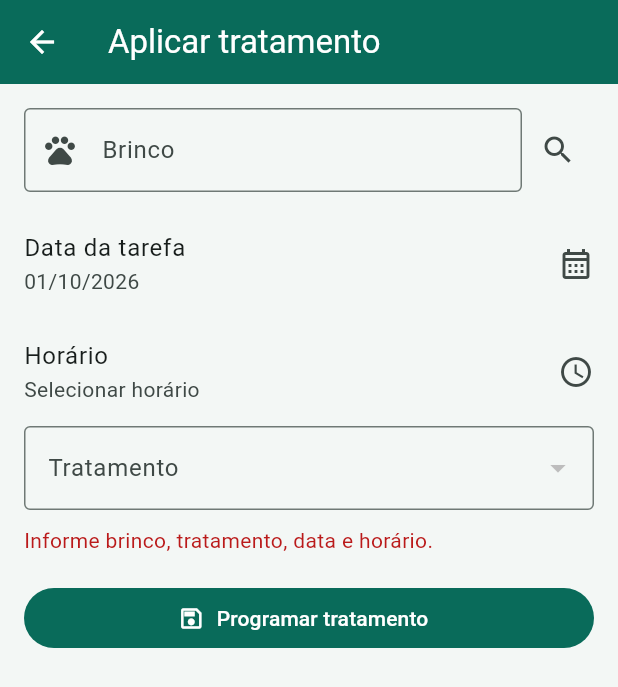
After one commit to Felippy-rocha/cowsystem, a Flutter app: the AnimalTreatmentApplicationPage screen opened directly, after a tap on "Programar tratamento", on a phone screen of 412 x 824 dp. The commit adds this screen. Shown: the top 687 px of the screen. Run offline on Flutter 3.47's test engine with Material 3 defaults, Android fonts, the phone set to English and light mode, and no system bars; missing offline and left inert: android_id; network calls fail.

Commit message:
Implement treatment catalog and application

```diff
--- /dev/null
+++ b/lib/animal_treatment_application_page.dart
@@ -0,0 +1,252 @@
+import 'package:flutter/material.dart';
+
+import 'data/animal_record.dart';
+import 'data/animal_treatment_repository.dart';
+import 'data/client_routing.dart';
+import 'data/soap_client.dart';
+
+class AnimalTreatmentApplicationPage extends StatefulWidget {
+  const AnimalTreatmentApplicationPage({this.selectedAnimal, super.key});
+
+  final AnimalRecord? selectedAnimal;
+
+  @override
+  State<AnimalTreatmentApplicationPage> createState() =>
+      _AnimalTreatmentApplicationPageState();
+}
+
+class _AnimalTreatmentApplicationPageState
+    extends State<AnimalTreatmentApplicationPage> {
+  late final SoapClient _client;
+  late final AnimalTreatmentRepository _repository;
+  final _tagController = TextEditingController();
+  List<TreatmentOption> _treatments = const [];
+  AnimalRecord? _animal;
+  DateTime _date = DateTime.now();
+  TimeOfDay? _time;
+  int? _treatmentCode;
+  bool _loading = true;
+  bool _saving = false;
+  String? _error;
+
+  @override
+  void initState() {
+    super.initState();
+    _animal = widget.selectedAnimal;
+    if (_animal != null) _tagController.text = _animal!.tag;
+    _client = SoapClient(suffix: ClientRoutingSession.suffix);
+    _repository = AnimalTreatmentRepository(soapClient: _client);
+    _load();
+  }
+
+  @override
+  void dispose() {
+    _tagController.dispose();
+    _client.close();
+    super.dispose();
+  }
+
+  Future<void> _load() async {
+    try {
+      final treatments = await _repository.fetchTreatments();
+      if (!mounted) return;
+      setState(() {
+        _treatments = treatments;
+        _treatmentCode = treatments.isEmpty ? null : treatments.first.code;
+        _loading = false;
+      });
+    } on SoapException catch (error) {
+      if (mounted) {
+        setState(() {
+          _error = error.message;
+          _loading = false;
+        });
+      }
+    }
+  }
+
+  Future<void> _findAnimal() async {
+    final tag = _tagController.text.trim();
+    if (tag.isEmpty) return;
+    try {
+      final animal = await _repository.findAnimal(tag);
+      if (!mounted) return;
+      setState(() {
+        _animal = animal;
+        _error = animal == null ? 'Brinco não encontrado.' : null;
+      });
+    } on SoapException catch (error) {
+      if (mounted) setState(() => _error = error.message);
+    }
+  }
+
+  Future<void> _chooseDate() async {
+    final selected = await showDatePicker(
+      context: context,
+      initialDate: _date,
+      firstDate: DateTime(2000),
+      lastDate: DateTime(2100),
+    );
+    if (selected != null) setState(() => _date = selected);
+  }
+
+  Future<void> _chooseTime() async {
+    final selected = await showTimePicker(
+      context: context,
+      initialTime: _time ?? TimeOfDay.now(),
+      builder: (context, child) => MediaQuery(
+        data: MediaQuery.of(context).copyWith(alwaysUse24HourFormat: true),
+        child: child!,
+      ),
+    );
+    if (selected != null) setState(() => _time = selected);
+  }
+
+  Future<void> _save() async {
+    final animal = _animal;
+    final time = _time;
+    if (animal == null || _treatmentCode == null || time == null) {
+      setState(() => _error = 'Informe brinco, tratamento, data e horário.');
+      return;
+    }
+    setState(() {
+      _saving = true;
+      _error = null;
+    });
+    try {
+      await _repository.createApplicationTask(
+        date: _formatDate(_date),
+        time:
+            '${time.hour.toString().padLeft(2, '0')}:'
+            '${time.minute.toString().padLeft(2, '0')}',
+        treatmentCode: _treatmentCode!,
+        animalCode: animal.animalCode,
+      );
+      if (!mounted) return;
+      _showMessage('Tratamento programado para ${animal.tag}.');
+      if (widget.selectedAnimal == null) {
+        setState(() {
+          _animal = null;
+          _tagController.clear();
+          _time = null;
+          _saving = false;
+        });
+      } else {
+        Navigator.of(context).pop(true);
+      }
+    } on SoapException catch (error) {
+      if (mounted) {
+        setState(() {
+          _error = error.message;
+          _saving = false;
+        });
+      }
+    }
+  }
+
+  void _showMessage(String message) {
+    ScaffoldMessenger.of(context)
+        .showSnackBar(SnackBar(content: Text(message)));
+  }
+
+  @override
+  Widget build(BuildContext context) {
+    final colors = Theme.of(context).colorScheme;
+    return Scaffold(
+      appBar: AppBar(
+        title: const Text('Aplicar tratamento'),
+        backgroundColor: colors.primary,
+        foregroundColor: Colors.white,
+      ),
+      body: _loading
+          ? const Center(child: CircularProgressIndicator())
+          : ListView(
+              padding: const EdgeInsets.all(16),
+              children: [
+                Row(
+                  children: [
+                    Expanded(
+                      child: TextField(
+                        controller: _tagController,
+                        readOnly: widget.selectedAnimal != null,
+                        keyboardType: TextInputType.number,
+                        decoration: const InputDecoration(
+                          labelText: 'Brinco',
+                          prefixIcon: Icon(Icons.pets_outlined),
+                          border: OutlineInputBorder(),
+                        ),
+                        onSubmitted: (_) => _findAnimal(),
+                      ),
+                    ),
+                    if (widget.selectedAnimal == null)
+                      IconButton(
+                        tooltip: 'Buscar animal',
+                        onPressed: _findAnimal,
+                        icon: const Icon(Icons.search),
+                      ),
+                  ],
+                ),
+                const SizedBox(height: 12),
+                ListTile(
+                  contentPadding: EdgeInsets.zero,
+                  title: const Text('Data da tarefa'),
+                  subtitle: Text(_displayDate(_date)),
+                  trailing: const Icon(Icons.calendar_month_outlined),
+                  onTap: _chooseDate,
+                ),
+                ListTile(
+                  contentPadding: EdgeInsets.zero,
+                  title: const Text('Horário'),
+                  subtitle: Text(
+                    _time == null
+                        ? 'Selecionar horário'
+                        : '${_time!.hour.toString().padLeft(2, '0')}:'
+                              '${_time!.minute.toString().padLeft(2, '0')}',
+                  ),
+                  trailing: const Icon(Icons.schedule_outlined),
+                  onTap: _chooseTime,
+                ),
+                DropdownButtonFormField<int>(
+                  initialValue:
+                      _treatments.any((item) => item.code == _treatmentCode)
+                      ? _treatmentCode
+                      : null,
+                  isExpanded: true,
+                  decoration: const InputDecoration(
+                    labelText: 'Tratamento',
+                    border: OutlineInputBorder(),
+                  ),
+                  items: _treatments
+                      .map(
+                        (item) => DropdownMenuItem(
+                          value: item.code,
+                          child: Text(item.name),
+                        ),
+                      )
+                      .toList(growable: false),
+                  onChanged: (value) => setState(() => _treatmentCode = value),
+                ),
+                if (_error != null) ...[
+                  const SizedBox(height: 10),
+                  Text(_error!, style: TextStyle(color: colors.error)),
+                ],
+                const SizedBox(height: 18),
+                FilledButton.icon(
+                  onPressed: _saving ? null : _save,
+                  icon: const Icon(Icons.save_outlined),
+                  label: Text(_saving ? 'Salvando...' : 'Programar tratamento'),
+                ),
+              ],
+            ),
+    );
+  }
+
+  String _formatDate(DateTime value) =>
+      '${value.year.toString().padLeft(4, '0')}-'
+      '${value.month.toString().padLeft(2, '0')}-'
+      '${value.day.toString().padLeft(2, '0')}';
+
+  String _displayDate(DateTime value) =>
+      '${value.day.toString().padLeft(2, '0')}/'
+      '${value.month.toString().padLeft(2, '0')}/${value.year}';
+}
--- a/lib/data/agro_repository.dart
+++ b/lib/data/agro_repository.dart
@@ -45,6 +45,7 @@ class AgroEntityConfig {
     required this.deleteSql,
     this.uniqueColumn,
     this.listColumns = const [],
+    this.childConfig,
   });
 
   final String title;
@@ -54,6 +55,7 @@ class AgroEntityConfig {
   final List<AgroField> fields;
   final String? uniqueColumn;
   final List<String> listColumns;
+  final AgroEntityConfig Function(int parentId)? childConfig;
   final String Function(int id, Map<String, String> values) saveSql;
   final String Function(int id) deleteSql;
 }
--- /dev/null
+++ b/lib/data/animal_treatment_repository.dart
@@ -0,0 +1,154 @@
+import 'dart:convert';
+
+import 'animal_record.dart';
+import 'soap_client.dart';
+
+class TreatmentOption {
+  const TreatmentOption({required this.code, required this.name});
+
+  final int code;
+  final String name;
+
+  factory TreatmentOption.fromJson(Map<String, dynamic> json) =>
+      TreatmentOption(
+        code:
+            int.tryParse('${_treatmentField(json, 'CODTRATAMENTO') ?? 0}') ?? 0,
+        name: '${_treatmentField(json, 'TRATAMENTO') ?? ''}'.trim(),
+      );
+}
+
+class AnimalTreatmentRepository {
+  AnimalTreatmentRepository({required this.soapClient});
+
+  final SoapClient soapClient;
+
+  Future<List<TreatmentOption>> fetchTreatments() async => (await _query(
+    'SELECT CODTRATAMENTO, TRATAMENTO FROM TB_TRATAMENTOS ORDER BY TRATAMENTO',
+  )).map(TreatmentOption.fromJson).toList(growable: false);
+
+  Future<AnimalRecord?> findAnimal(String tag) async {
+    final rows = await _query(
+      'SELECT * FROM dbo.LISTA_ANIMAIS() '
+      'WHERE BRINCO = ${_treatmentSqlText(tag.trim())}',
+    );
+    return rows.isEmpty ? null : AnimalRecord.fromJson(rows.first);
+  }
+
+  Future<void> createApplicationTask({
+    required String date,
+    required String time,
+    required int treatmentCode,
+    required int animalCode,
+  }) => _execute(
+    animalTreatmentTaskSql(
+      date: date,
+      time: time,
+      treatmentCode: treatmentCode,
+      animalCode: animalCode,
+    ),
+  );
+
+  Future<List<Map<String, dynamic>>> _query(String sql) async {
+    final response = await soapClient.callResult(
+      action: 'Importar_Json',
+      password: const String.fromEnvironment('COWSYSTEM_SOAP_PASSWORD'),
+      body:
+          '<xSql>${_treatmentXmlEscape(sql)}</xSql>'
+          '<Sufixo>${_treatmentXmlEscape(soapClient.suffix)}</Sufixo>'
+          '<BancoLocal>false</BancoLocal>',
+    );
+    final value = response.trim();
+    if (value.startsWith('#ic#')) {
+      throw SoapException(
+        value.replaceFirst('#ic#', '').replaceFirst('#fc#', ''),
+      );
+    }
+    try {
+      final decoded = jsonDecode(value);
+      if (decoded is List) {
+        return decoded.whereType<Map<String, dynamic>>().toList();
+      }
+      if (decoded is Map<String, dynamic>) return [decoded];
+    } on FormatException {
+      throw SoapException(value.isEmpty ? 'Resposta vazia do Azure.' : value);
+    }
+    if (value.isEmpty) return const [];
+    throw SoapException(value);
+  }
+
+  Future<void> _execute(String sql) async {
+    final password = const String.fromEnvironment('COWSYSTEM_SOAP_PASSWORD');
+    final response = await soapClient.callResult(
+      action: 'ExecSP',
+      password: password,
+      body:
+          '<xSql>${_treatmentXmlEscape(sql)}</xSql>'
+          '<Login>${_treatmentXmlEscape(soapClient.username)}</Login>'
+          '<Senha>${_treatmentXmlEscape(password)}</Senha>'
+          '<Sufixo>${_treatmentXmlEscape(soapClient.suffix)}</Sufixo>'
+          '<BancoLocal>false</BancoLocal>',
+    );
+    if (response.contains('#ic#-1#fc#')) {
+      throw SoapException(
+        response.replaceFirst('#ic#', '').replaceFirst('#fc#', ''),
+      );
+    }
+  }
+}
+
+String animalTreatmentTaskSql({
+  required String date,
+  required String time,
+  required int treatmentCode,
+  required int animalCode,
+}) {
+  final parsedDate = _treatmentDate(date);
+  final parsedTime = _treatmentTime(time);
+  if (treatmentCode <= 0 || animalCode <= 0) {
+    throw ArgumentError('Selecione animal e tratamento.');
+  }
+  final dateTime = '${parsedDate}T$parsedTime:00';
+  return 'EXEC SP_TB_TAREFAS_INSERT_TRATAMENTO '
+      "'$dateTime', '$parsedTime', $treatmentCode, $animalCode;";
+}
+
+String _treatmentDate(String value) {
+  final trimmed = value.trim();
+  final br = RegExp(r'^(\d{2})/(\d{2})/(\d{4})$').firstMatch(trimmed);
+  final normalized = br == null
+      ? trimmed
+      : '${br.group(3)}-${br.group(2)}-${br.group(1)}';
+  if (!RegExp(r'^\d{4}-\d{2}-\d{2}$').hasMatch(normalized)) {
+    throw FormatException('Data da tarefa inválida: $value');
+  }
+  final parts = normalized.split('-').map(int.parse).toList(growable: false);
+  final date = DateTime.utc(parts[0], parts[1], parts[2]);
+  if (date.year != parts[0] || date.month != parts[1] || date.day != parts[2]) {
+    throw FormatException('Data da tarefa inválida: $value');
+  }
+  return normalized;
+}
+
+String _treatmentTime(String value) {
+  final match = RegExp(r'^(\d{2}):(\d{2})$').firstMatch(value.trim());
+  if (match == null ||
+      int.parse(match.group(1)!) > 23 ||
+      int.parse(match.group(2)!) > 59) {
+    throw FormatException('Horário inválido: $value');
+  }
+  return value.trim();
+}
+
+dynamic _treatmentField(Map<String, dynamic> row, String name) {
+  for (final entry in row.entries) {
+    if (entry.key.toUpperCase() == name.toUpperCase()) return entry.value;
+  }
+  return null;
+}
+
+String _treatmentSqlText(String value) => "N'${value.replaceAll("'", "''")}'";
+
+String _treatmentXmlEscape(String value) => value
+    .replaceAll('&', '&amp;')
+    .replaceAll('<', '&lt;')
+    .replaceAll('>', '&gt;');
--- a/lib/main.dart
+++ b/lib/main.dart
@@ -13,6 +13,7 @@ import 'animal_insemination_page.dart';
 import 'animal_precalving_page.dart';
 import 'animal_weight_page.dart';
 import 'animal_weaning_page.dart';
+import 'animal_treatment_application_page.dart';
 import 'data/animal_record.dart';
 import 'data/animal_repository.dart';
 import 'data/client_routing.dart';
@@ -486,6 +487,7 @@ class ModulePage extends StatelessWidget {
           _ModuleEntry('Controle leiteiro', Icons.water_drop_outlined),
           _ModuleEntry('Pesagem', Icons.monitor_weight_outlined),
           _ModuleEntry('Inseminação', Icons.science_outlined),
+          _ModuleEntry('Aplicar tratamento', Icons.medical_services_outlined),
           _ModuleEntry('Diagnóstico gestacional', Icons.monitor_heart_outlined),
           _ModuleEntry('Parto', Icons.child_friendly_outlined),
           _ModuleEntry('Registrar desmame', Icons.swap_horiz_outlined),
@@ -675,6 +677,9 @@ class ModulePage extends StatelessWidget {
                       }
                       if (entry.label == 'Inseminação') {
                         return const AnimalInseminationPage();
+                      }
+                      if (entry.label == 'Aplicar tratamento') {
+                        return const AnimalTreatmentApplicationPage();
                       }
                       if (entry.label == 'Parto') {
                         return const AnimalBirthPage();
```
Also changed, not shown: lib/agro_pages.dart (+28 -0 lines), lib/animals_roster_page.dart (+12 -0 lines), 1 other file.
